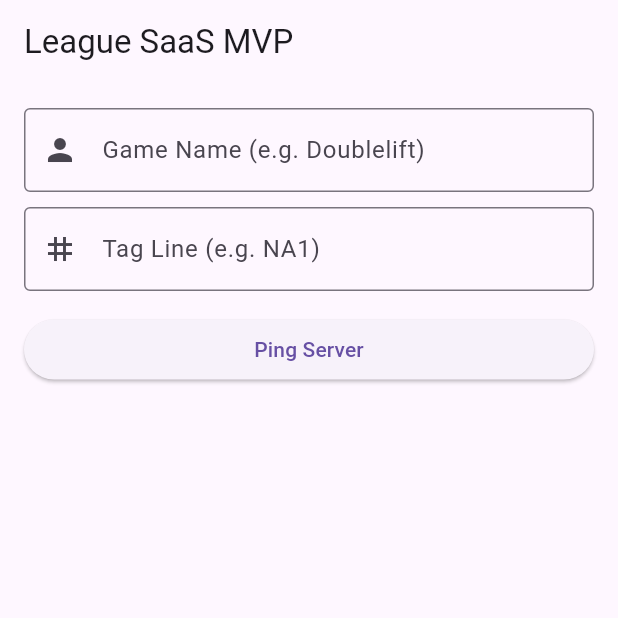
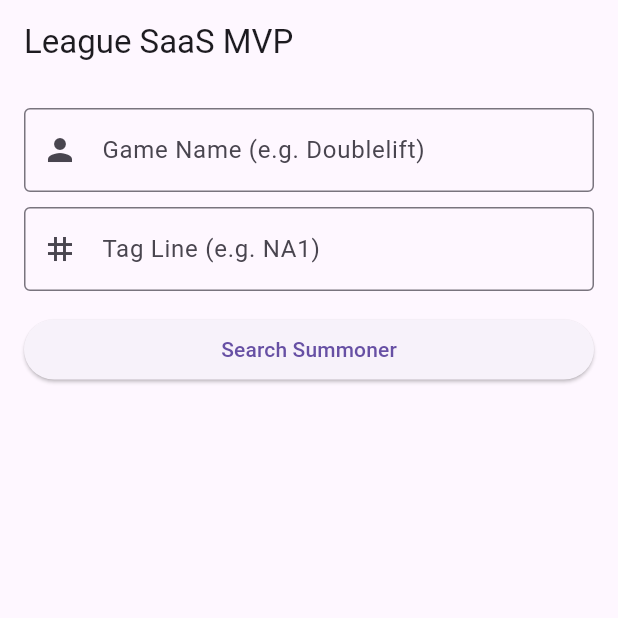
Before and after one commit to hanzeduardodedios1/SaaS-LoL, a Flutter app: the screen it shows after launch, on a phone screen of 412 x 824 dp, the top half of it. Run offline on Flutter 3.47's test engine with Material 3 defaults, Android fonts, the light colour scheme and no system bars.

Commit message:
style: rename search button to 'Search Summoner' for better UX

```diff
--- a/frontend/lib/main.dart
+++ b/frontend/lib/main.dart
@@ -100,7 +100,7 @@ class _MatchHistoryScreenState extends State<MatchHistoryScreen> {
                     onPressed: _isLoading ? null : _searchPlayer, // Disable if loading
                     child: _isLoading
                         ? const SizedBox(height: 20, width: 20, child: CircularProgressIndicator(strokeWidth: 2))
-                        : const Text("Ping Server"),
+                        : const Text("Search Summoner"),
                   ),
                 ),
                 // Show Error Message if exists
```
